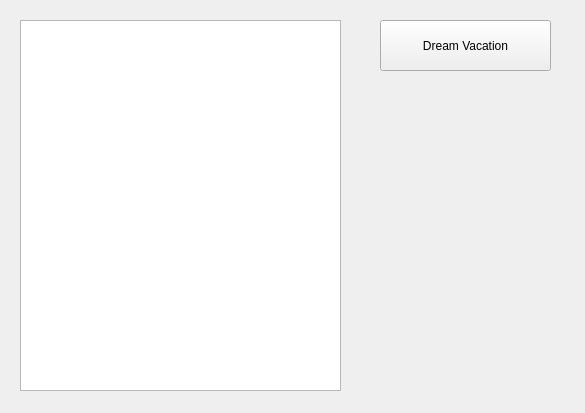
The window that src/form/plantrip.ui (home-run/subtle-cosmic-moose) describes before a commit, drawn with Qt 5.
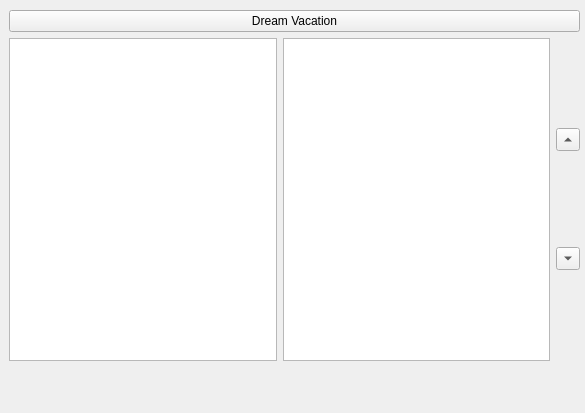
The same window after the commit.

Commit message: [#51] plan trip stadium list is somewhat functional now

What changed in the file:
```diff
--- a/src/form/plantrip.ui
+++ b/src/form/plantrip.ui
@@ -13,28 +13,58 @@
   <property name="windowTitle">
    <string>Form</string>
   </property>
-  <widget class="QPushButton" name="planTrip_pushButton_dreamVacation">
+  <widget class="QWidget" name="verticalLayoutWidget">
    <property name="geometry">
     <rect>
-     <x>380</x>
-     <y>20</y>
-     <width>171</width>
-     <height>51</height>
+     <x>9</x>
+     <y>10</y>
+     <width>571</width>
+     <height>351</height>
     </rect>
    </property>
-   <property name="text">
-    <string>Dream Vacation</string>
-   </property>
-  </widget>
-  <widget class="QTableView" name="planTrip_tableView_stadiums">
-   <property name="geometry">
-    <rect>
-     <x>20</x>
-     <y>20</y>
-     <width>321</width>
-     <height>371</height>
-    </rect>
-   </property>
+   <layout class="QVBoxLayout" name="verticalLayout">
+    <item>
+     <widget class="QPushButton" name="planTrip_pushButton_dreamVacation">
+      <property name="text">
+       <string>Dream Vacation</string>
+      </property>
+     </widget>
+    </item>
+    <item>
+     <layout class="QHBoxLayout" name="horizontalLayout">
+      <item>
+       <widget class="QListWidget" name="planTrip_stadiums_tableWidget"/>
+      </item>
+      <item>
+       <widget class="QListWidget" name="planTrip_stadiumsChosen_tableWidget"/>
+      </item>
+      <item>
+       <layout class="QVBoxLayout" name="verticalLayout_2">
+        <item>
+         <widget class="QToolButton" name="planTrip_toolButton_moveUp">
+          <property name="text">
+           <string>...</string>
+          </property>
+          <property name="arrowType">
+           <enum>Qt::UpArrow</enum>
+          </property>
+         </widget>
+        </item>
+        <item>
+         <widget class="QToolButton" name="planTrip_toolButton_moveDown">
+          <property name="text">
+           <string>...</string>
+          </property>
+          <property name="arrowType">
+           <enum>Qt::DownArrow</enum>
+          </property>
+         </widget>
+        </item>
+       </layout>
+      </item>
+     </layout>
+    </item>
+   </layout>
   </widget>
  </widget>
  <resources/>
```
The commit also changes 4 other files.
